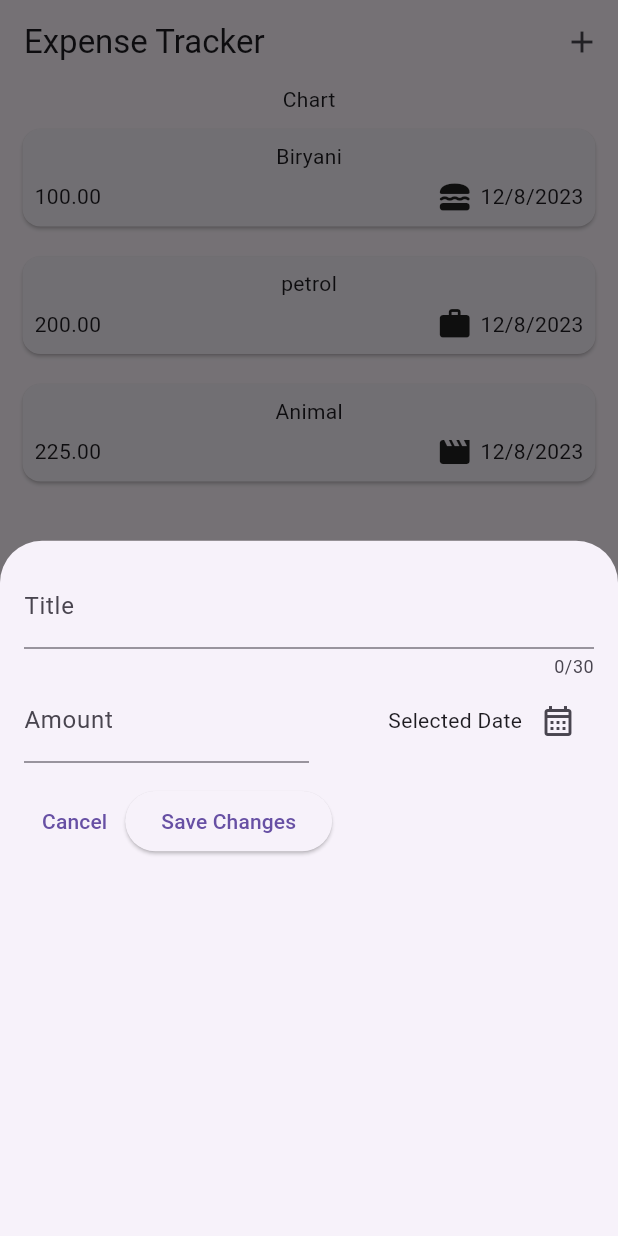
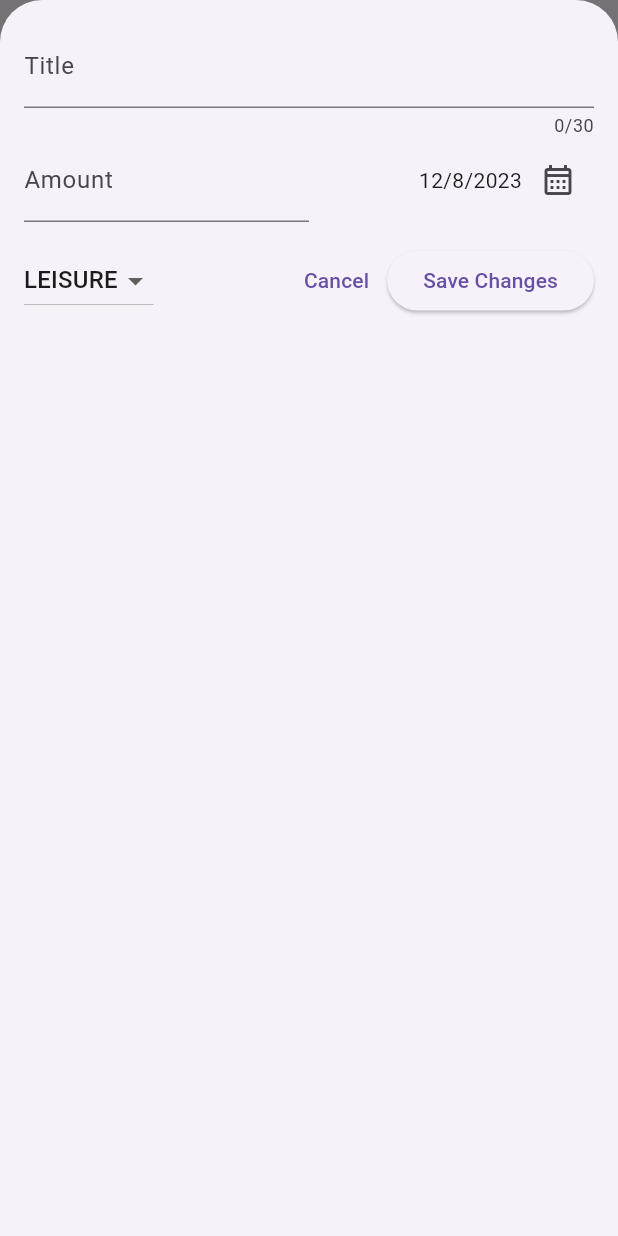
Before and after one commit to roheeth-py/expense, a Flutter app: the screen it shows after launch, after a tap on the "add" icon, on a phone screen of 412 x 824 dp. Run offline on Flutter 3.47's test engine with Material 3 defaults, Android fonts, the phone set to English and light mode, and no system bars.

Commit message:
Addition of SnackBar and Dismisable Widget

```diff
--- a/lib/add_expense.dart
+++ b/lib/add_expense.dart
@@ -1,8 +1,12 @@
 import 'package:flutter/material.dart';
+import 'package:expense/model/expenses.dart';
+import 'package:intl/intl.dart';
+
+final formatter = DateFormat.yMd();
 
 class NewExpense extends StatefulWidget {
-  const NewExpense({super.key});
-
+  const NewExpense(this.addExpense, {super.key});
+  final Function(Expense) addExpense;
   @override
   State<NewExpense> createState() {
     return _NewExpenseState();
@@ -12,24 +16,61 @@ class NewExpense extends StatefulWidget {
 class _NewExpenseState extends State<NewExpense> {
   final _titleController = TextEditingController();
   final _priceController = TextEditingController();
+  DateTime dateSelected = DateTime.now();
+  Category _selectedCategory = Category.leisure;
 
   @override
   void dispose() {
-    // TODO: implement dispose
     _titleController.dispose();
     _priceController.dispose();
     super.dispose();
   }
 
-  void _presentDatePicker(){
+  void _presentDatePicker() async {
     final now = DateTime.now();
-    final firstDate = DateTime(now.year-1, now.month, now.day);
-    showDatePicker(
+    final firstDate = DateTime(now.year - 1, now.month, now.day);
+    final selectedDate = await showDatePicker(
+      context: context,
+      initialDate: now,
+      firstDate: firstDate,
+      lastDate: now,
+    );
+    setState(() {
+      dateSelected = selectedDate!;
+    });
+  }
+
+  void _submittedFormDetails() {
+    final enteredAmount = double.tryParse(_priceController.text);
+    final amountIsInvalid = enteredAmount == null || enteredAmount < 0;
+
+    if (amountIsInvalid || _titleController.text.trim().isEmpty) {
+      showDialog(
         context: context,
-        initialDate: now,
-        firstDate: firstDate,
-        lastDate: now,
+        builder: (context) => AlertDialog(
+          title: const Text("Invalid Input"),
+          content: const Text("Enter valid title and amount"),
+          actions: [
+            TextButton(
+              onPressed: () {
+                Navigator.pop(context);
+              },
+              child: const Text("Okay"),
+            )
+          ],
+        ),
+      );
+      return;
+    }
+    widget.addExpense(
+      Expense(
+          category: _selectedCategory,
+          title: _titleController.text,
+          price: enteredAmount,
+          date: dateSelected,
+      ),
     );
+    Navigator.pop(context);
   }
 
   // void _enteredTitle(String inputValue){
@@ -41,12 +82,15 @@ class _NewExpenseState extends State<NewExpense> {
     return Padding(
       padding: const EdgeInsets.all(16),
       child: Column(
+        crossAxisAlignment: CrossAxisAlignment.start,
         children: [
           TextField(
             // onChanged: _enteredTitle,
             controller: _titleController,
             maxLength: 30,
-            decoration: const InputDecoration(label: Text("Title")),
+            decoration: const InputDecoration(
+              label: Text("Title"),
+            ),
           ),
           Row(
             children: [
@@ -64,7 +108,7 @@ class _NewExpenseState extends State<NewExpense> {
                 child: Row(
                   mainAxisAlignment: MainAxisAlignment.end,
                   children: [
-                    const Text("Selected Date"),
+                    Text(formatter.format(dateSelected)),
                     IconButton(
                       onPressed: _presentDatePicker,
                       icon: const Icon(Icons.calendar_month_outlined),
@@ -79,6 +123,23 @@ class _NewExpenseState extends State<NewExpense> {
           ),
           Row(
             children: [
+              DropdownButton(
+                value: _selectedCategory,
+                items: Category.values
+                    .map(
+                      (category) => DropdownMenuItem(
+                        value: category,
+                        child: Text(category.name.toUpperCase()),
+                      ),
+                    )
+                    .toList(),
+                onChanged: (value) {
+                  setState(() {
+                    _selectedCategory = value!;
+                  });
+                },
+              ),
+              const Spacer(),
               TextButton(
                 onPressed: () {
                   Navigator.pop(context);
@@ -87,8 +148,7 @@ class _NewExpenseState extends State<NewExpense> {
               ),
               ElevatedButton(
                 onPressed: () {
-                  print(_titleController.text);
-                  print(_priceController.text);
+                  _submittedFormDetails();
                 },
                 child: const Text("Save Changes"),
               ),
--- a/lib/expenses.dart
+++ b/lib/expenses.dart
@@ -13,48 +13,72 @@ class ExpenseMain extends StatefulWidget {
 }
 
 class _ExpenseMainState extends State<ExpenseMain> {
-  final List<Expense> _registeredExpenses = [
-    Expense(
-      category: Category.food,
-      title: "Biryani",
-      price: 100,
-      date: DateTime.now(),
-    ),
-    Expense(
-        category: Category.work,
-        title: "petrol",
-        price: 200,
-        date: DateTime.now(),
-    ),
-    Expense(
-      category: Category.leisure,
-      title: "Animal",
-      price: 225,
-      date: DateTime.now(),
-    ),
-  ];
+  final List<Expense> _registeredExpenses = [];
 
-  void _modalSheet(){
+  void _modalSheet() {
     showModalBottomSheet(
-        context: context,
-        builder: (ctx)=> const  NewExpense(),
+      useSafeArea: true,
+      isScrollControlled: true,
+      context: context,
+      builder: (ctx) => NewExpense(_addExpense),
     );
   }
+
+  void _addExpense(Expense expense) {
+    setState(() {
+      _registeredExpenses.add(expense);
+    });
+  }
+
+  void _removeExpense(Expense expense) {
+    int expenseIndex = _registeredExpenses.indexOf(expense);
+    setState(() {
+      _registeredExpenses.remove(expense);
+    });
+    ScaffoldMessenger.of(context).clearSnackBars();
+    ScaffoldMessenger.of(context).showSnackBar(
+      SnackBar(
+        duration: const Duration(seconds: 3),
+        content: const Text("Expense Removed"),
+        action: SnackBarAction(
+            label: "Undo",
+            onPressed: (){
+              setState(() {
+                _registeredExpenses.insert(expenseIndex, expense);
+              });
+            },
+        ),
+      ),
+    );
+  }
+
   @override
   Widget build(context) {
+    Widget mainContent = const Center(
+      child: Text("No records found!"),
+    );
+    if (_registeredExpenses.isNotEmpty) {
+      mainContent = Expanded(
+        child: ExpensesList(
+          expenses: _registeredExpenses,
+          delExpense: _removeExpense,
+        ),
+      );
+    }
     return Scaffold(
       appBar: AppBar(
         title: const Text("Expense Tracker"),
         actions: [
           IconButton(
-              onPressed: _modalSheet,
-              icon: const Icon(Icons.add)),
+            onPressed: _modalSheet,
+            icon: const Icon(Icons.add),
+          ),
         ],
       ),
       body: Column(
         children: [
           const Text("Chart"),
-          Expanded(child: ExpensesList(expenses: _registeredExpenses)),
+          mainContent,
         ],
       ),
     );
--- a/lib/widgets/expense_list/expense_card.dart
+++ b/lib/widgets/expense_list/expense_card.dart
@@ -9,19 +9,19 @@ class ExpenseCard extends StatelessWidget {
   @override
   Widget build(context) {
     return Card(
-      margin: EdgeInsets.fromLTRB(15, 10, 15, 10),
+      margin: const EdgeInsets.fromLTRB(15, 10, 15, 10),
       child: Padding(
         padding: const EdgeInsets.all(8.0),
         child: Column(
           children: [
             Text(expense.title),
-            SizedBox(height: 5,),
+            const SizedBox(height: 5,),
             Row(
               children: [
                 Text(expense.price.toStringAsFixed(2)),
-                Spacer(),
+                const Spacer(),
                 Icon(categoryIcon[expense.category]),
-                SizedBox(width: 5,),
+                const SizedBox(width: 5,),
                 Text(expense.formattedDate),
               ],
             ),
```
Also changed, not shown: lib/widgets/expense_list/expenses_list.dart (+16 -5 lines), 2 other files.
